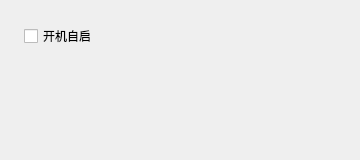
Old version of the form configform.ui in the repository BlueGhostJ/BG_Assistant.
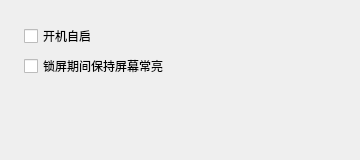
New version of the form.

Commit message:
修复锁屏两个 bug，补齐托盘图标/屏幕常亮/焦点恢复
Bug 修复：
- doUnlock() 与 showLockScreen() 清空密码框残留文本，杜绝二次锁屏时
  "敲一字符再退格"即绕过密码解锁
- 鼠标锁定坐标改用 GetSystemMetrics 物理像素取屏幕中心，修复高 DPI
  缩放(>100%)下光标被拉向左上而非屏幕中央

功能补齐（对齐原版）：
- 锁屏期间托盘图标切换为锁图标，解锁后恢复太极动画（新增 lockStateChanged 信号）
- 屏幕常亮改为设置页可选项「锁屏期间保持屏幕常亮」，存 exe 同目录 ini
  （[LockScreen] KeepScreenOn），锁屏时按配置决定是否保持屏幕常亮
- 锁屏前记录激活窗口句柄(GetForegroundWindow)，解锁后 SetForegroundWindow 恢复焦点

Patch:
```diff
--- a/configform.ui
+++ b/configform.ui
@@ -33,6 +33,13 @@
      </property>
     </widget>
    </item>
+   <item>
+    <widget class="QCheckBox" name="keepScreenOnCheckBox">
+     <property name="text">
+      <string>锁屏期间保持屏幕常亮</string>
+     </property>
+    </widget>
+   </item>
    <item>
     <spacer name="verticalSpacer">
      <property name="orientation">
```
The commit also changes 5 other files.
